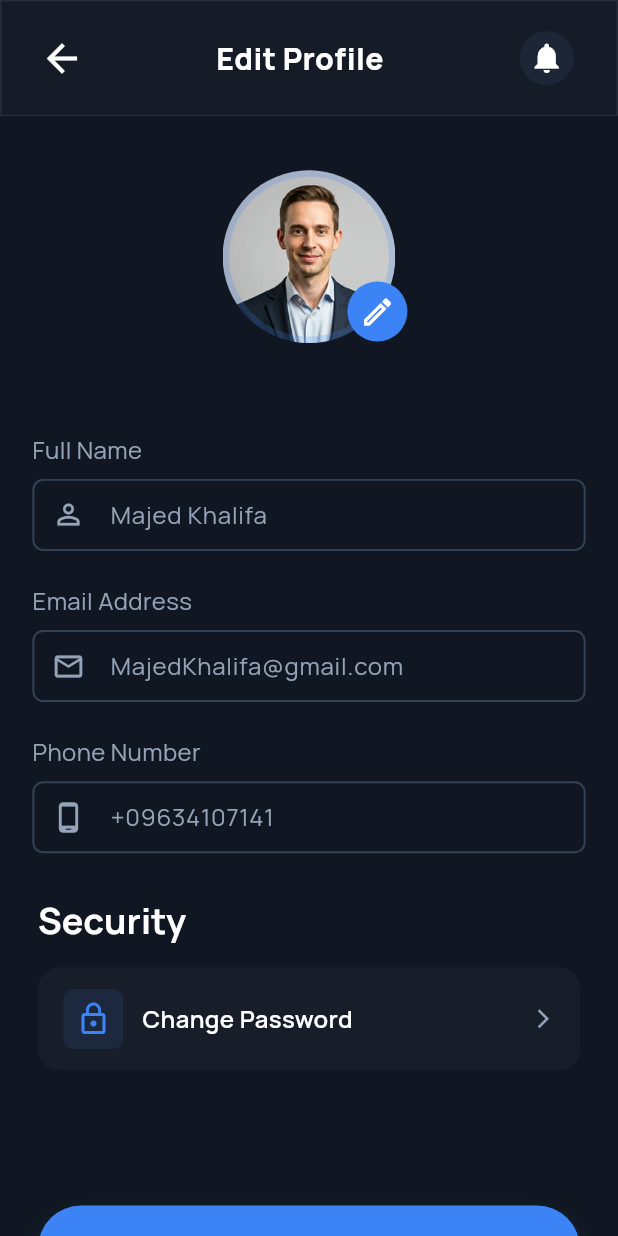
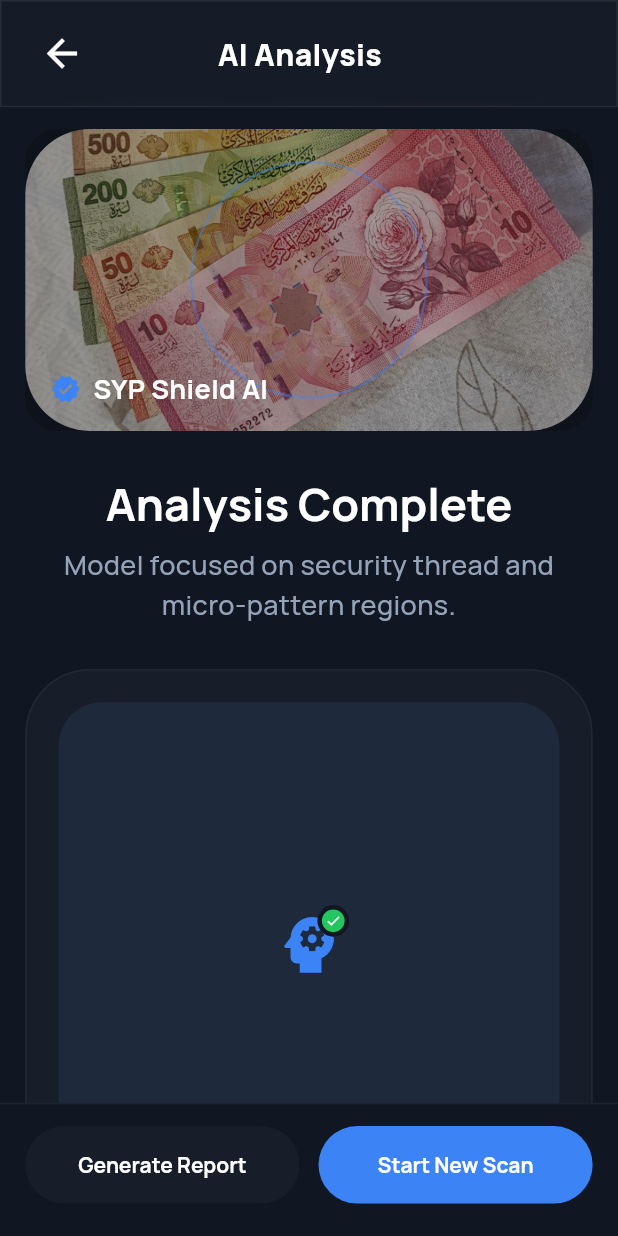
Before and after one commit to Ahmad230798/Syrian-currency, a Flutter app: the screen it shows after launch, on a phone screen of 412 x 824 dp. Run offline on Flutter 3.47's test engine with Material 3 defaults, Android fonts, the phone set to English and light mode, and no system bars; our stand-ins replace dotted_border, flutter_screenutil, flutter_svg.

Commit message:
AI Analysis

```diff
--- a/lib/core/routing/app_route.dart
+++ b/lib/core/routing/app_route.dart
@@ -1,5 +1,6 @@
 import 'package:flutter/material.dart';
 import 'package:syrian_currency/core/routing/routes.dart';
+import 'package:syrian_currency/feature/AI%20Explanation/ui/ai_explanation_screen.dart';
 import 'package:syrian_currency/feature/auth/pages/login_screen.dart';
 import 'package:syrian_currency/feature/auth/pages/signup_screen.dart';
 import 'package:syrian_currency/feature/edite_profile/ui/edit_profile_screen.dart';
@@ -25,6 +26,8 @@ class AppRoute {
         return MaterialPageRoute(builder: (_) => ProfileScreen());
       case Routes.editProfile:
         return MaterialPageRoute(builder: (_) => EditProfileScreen());
+      case Routes.aiExplanation:
+        return MaterialPageRoute(builder: (_) => AIExplanationScreen());
       default:
         return MaterialPageRoute(
           builder: (_) => Scaffold(
--- a/lib/core/routing/routes.dart
+++ b/lib/core/routing/routes.dart
@@ -6,4 +6,5 @@ class Routes {
   static const String scanResult = '/scanResult';
   static const String profile = '/profile';
   static const String editProfile = '/editProfile';
+  static const String aiExplanation = '/aiExplanation';
 }
--- a/lib/core/widgets/my_app_bar.dart
+++ b/lib/core/widgets/my_app_bar.dart
@@ -9,7 +9,14 @@ class MyAppBar extends StatelessWidget {
   final String title;
   final Widget? suffixsIcon;
   final IconData? icon;
-  const MyAppBar({super.key, required this.title, this.suffixsIcon, this.icon});
+  final bool showRightIcon;
+  const MyAppBar({
+    super.key,
+    required this.title,
+    this.suffixsIcon,
+    this.icon,
+    this.showRightIcon = true,
+  });
 
   @override
   Widget build(BuildContext context) {
@@ -38,15 +45,20 @@ class MyAppBar extends StatelessWidget {
 
                 Text(title, style: AppTextStyle.font20extrabold),
 
-                Container(
+                showRightIcon
+                    ? Container(
                         width: 40.w,
                         height: 40.h,
                         decoration: BoxDecoration(
                           color: AppColor.blureColor.withOpacity(0.8),
                           shape: BoxShape.circle,
                         ),
-                  child: Icon(icon ?? Icons.notifications, color: Colors.white),
+                        child: Icon(
+                          icon ?? Icons.notifications,
+                          color: Colors.white,
                         ),
+                      )
+                    : SizedBox(width: 40.w),
               ],
             ),
           ),
--- a/lib/core/widgets/profile_image_holder.dart
+++ b/lib/core/widgets/profile_image_holder.dart
@@ -5,7 +5,11 @@ import 'package:syrian_currency/core/constants/app_color.dart';
 class ProfileImageHolder extends StatelessWidget {
   final String imagePath;
   final IconData icon;
-  const ProfileImageHolder({super.key, required this.imagePath, required this.icon});
+  const ProfileImageHolder({
+    super.key,
+    required this.imagePath,
+    required this.icon,
+  });
 
   @override
   Widget build(BuildContext context) {
@@ -22,9 +26,7 @@ class ProfileImageHolder extends StatelessWidget {
               width: 4.w,
               style: BorderStyle.solid,
             ),
-            image: DecorationImage(
-              image: AssetImage(imagePath),
-            ),
+            image: DecorationImage(image: AssetImage(imagePath)),
           ),
         ),
         Positioned(
--- /dev/null
+++ b/lib/feature/AI Explanation/ui/ai_explanation_screen.dart
@@ -0,0 +1,403 @@
+import 'package:flutter/material.dart';
+import 'package:flutter_screenutil/flutter_screenutil.dart';
+import 'package:syrian_currency/core/constants/app_color.dart';
+import 'package:syrian_currency/core/constants/app_text_style.dart';
+import 'package:syrian_currency/core/widgets/my_app_bar.dart';
+
+class AIExplanationScreen extends StatelessWidget {
+  const AIExplanationScreen({super.key});
+
+  @override
+  Widget build(BuildContext context) {
+    return SafeArea(
+      child: Scaffold(
+        backgroundColor: AppColor.backGroundColor,
+        appBar: PreferredSize(
+          preferredSize: Size.fromHeight(90.h),
+          child: const MyAppBar(title: 'AI Analysis', showRightIcon: false),
+        ),
+        body: SingleChildScrollView(
+          physics: const BouncingScrollPhysics(),
+          child: Padding(
+            padding: EdgeInsets.symmetric(horizontal: 16.w),
+            child: Column(
+              crossAxisAlignment: CrossAxisAlignment.center,
+              children: [
+                16.verticalSpace,
+
+                // 1. صورة الفحص (Hero Analysis Image)
+                _buildHeroImage(),
+
+                32.verticalSpace,
+
+                // 2. حالة الفحص (Analysis Complete) مطابقة للصورة
+                _buildStatusSection(),
+
+                32.verticalSpace,
+
+                // 3. بطاقة تحليل الذكاء الاصطناعي (AI Logic Card) مطابقة للصورة
+                _buildAILogicCard(),
+
+                16.verticalSpace,
+
+                // 4. المقاييس التفصيلية (Detailed Metrics)
+                _buildDetailedMetrics(),
+
+                32.verticalSpace,
+              ],
+            ),
+          ),
+        ),
+        // 5. الأزرار السفلية (Footer Actions)
+        bottomNavigationBar: _buildFooterActions(),
+      ),
+    );
+  }
+
+  // --- دوال بناء أقسام الصفحة ---
+
+  Widget _buildHeroImage() {
+    return Container(
+      width: double.infinity,
+      height: 223.75.h,
+      decoration: BoxDecoration(
+        borderRadius: BorderRadius.circular(48.r),
+        image: const DecorationImage(
+          image: AssetImage("assets/images/syp.jpg"), // تأكد من المسار
+          fit: BoxFit.cover,
+        ),
+      ),
+      child: Stack(
+        children: [
+          // تظليل خفيف جداً
+          Container(
+            decoration: BoxDecoration(
+              borderRadius: BorderRadius.circular(24.r),
+              color: Colors.black.withOpacity(0.2),
+            ),
+          ),
+          // دائرة الفحص الزرقاء في المنتصف
+          Center(
+            child: Container(
+              width: 150.w,
+              height: 150.w,
+              decoration: BoxDecoration(
+                shape: BoxShape.circle,
+                border: Border.all(
+                  color: AppColor.blue.withOpacity(0.4),
+                  width: 1.5,
+                ),
+              ),
+            ),
+          ),
+          // الشارة السفلية (SYP Shield AI)
+          Positioned(
+            bottom: 16.h,
+            left: 16.w,
+            child: Row(
+              children: [
+                const Icon(Icons.verified, color: AppColor.blue, size: 20),
+                8.horizontalSpace,
+                Text(
+                  "SYP Shield AI",
+                  style: AppTextStyle.font18bold.copyWith(color: Colors.white),
+                ),
+              ],
+            ),
+          ),
+        ],
+      ),
+    );
+  }
+
+  Widget _buildStatusSection() {
+    return Column(
+      children: [
+        Text(
+          "Analysis Complete",
+          style: AppTextStyle.font24bold.copyWith(fontSize: 30),
+        ),
+        8.verticalSpace,
+        Text(
+          "Model focused on security thread and\nmicro-pattern regions.",
+          textAlign: TextAlign.center,
+          style: AppTextStyle.font18bold.copyWith(
+            color: AppColor.grayText,
+            height: 1.5,
+            fontWeight: FontWeight.w500,
+          ),
+        ),
+      ],
+    );
+  }
+
+  Widget _buildAILogicCard() {
+    return Container(
+      width: double.infinity,
+      padding: EdgeInsets.all(20.w),
+      decoration: BoxDecoration(
+        color: AppColor.mainContainerBackGround,
+        borderRadius: BorderRadius.circular(48.r),
+        border: Border.all(color: Colors.white.withOpacity(0.05)),
+      ),
+      child: Column(
+        crossAxisAlignment: CrossAxisAlignment.start,
+        children: [
+          // الصندوق الداخلي للأيقونة (كما في الصورة)
+          Container(
+            width: double.infinity,
+            height: 360.h,
+            decoration: BoxDecoration(
+              color: AppColor.blureColor, // لون أغمق بقليل
+              borderRadius: BorderRadius.circular(32.r),
+            ),
+            child: Center(
+              child: Stack(
+                clipBehavior: Clip.none,
+                children: [
+                  Icon(Icons.psychology, color: AppColor.blue, size: 55.sp),
+                  Positioned(
+                    top: -2,
+                    right: -2,
+                    child: Container(
+                      width: 20.w,
+                      height: 20.w,
+                      decoration: BoxDecoration(
+                        color: AppColor.green,
+                        shape: BoxShape.circle,
+                        border: Border.all(
+                          color: AppColor.backGroundColor,
+                          width: 3,
+                        ),
+                      ),
+                      child: Icon(
+                        Icons.check,
+                        color: Colors.white,
+                        size: 12.sp,
+                      ),
+                    ),
+                  ),
+                ],
+              ),
+            ),
+          ),
+
+          20.verticalSpace,
+
+          // العناوين (HIGH CONFIDENCE و ID)
+          Row(
+            children: [
+              Container(
+                padding: EdgeInsets.symmetric(horizontal: 10.w, vertical: 4.h),
+                decoration: BoxDecoration(
+                  color: AppColor.blue.withOpacity(0.2),
+                  borderRadius: BorderRadius.circular(20.r),
+                ),
+                child: Text(
+                  "HIGH CONFIDENCE",
+                  style: AppTextStyle.font10bold.copyWith(color: AppColor.blue),
+                ),
+              ),
+              12.horizontalSpace,
+              Text(
+                "ID: SYP-8842-X",
+                style: AppTextStyle.font10bold.copyWith(
+                  color: AppColor.grayText,
+                  fontWeight: FontWeight.w600,
+                ),
+              ),
+            ],
+          ),
+
+          16.verticalSpace,
+
+          Text(
+            "AI Detection Logic",
+            style: AppTextStyle.font18bold.copyWith(fontSize: 20),
+          ),
+
+          12.verticalSpace,
+
+          Text(
+            "The neural network identified high-confidence markers in the holographic strip and intaglio printing areas. Comparison against known reference models shows zero variance.",
+            style: AppTextStyle.font16medium.copyWith(height: 1.6),
+          ),
+
+          24.verticalSpace,
+
+          // التقييم وزر التفاصيل
+          Row(
+            mainAxisAlignment: MainAxisAlignment.spaceBetween,
+            children: [
+              Column(
+                crossAxisAlignment: CrossAxisAlignment.start,
+                children: [
+                  Text(
+                    "99.8%",
+                    style: AppTextStyle.font24bold.copyWith(
+                      color: AppColor.blue,
+                    ),
+                  ),
+                  Text(
+                    "CONFIDENCE SCORE",
+                    style: AppTextStyle.font10bold.copyWith(
+                      color: AppColor.grayText,
+                      letterSpacing: 1,
+                    ),
+                  ),
+                ],
+              ),
+              ElevatedButton.icon(
+                onPressed: () {},
+                style: ElevatedButton.styleFrom(
+                  backgroundColor: AppColor.blue,
+                  foregroundColor: Colors.white,
+                  elevation: 0, // بدون ظل مزعج
+                  shape: RoundedRectangleBorder(
+                    borderRadius: BorderRadius.circular(48.r),
+                  ),
+                  padding: EdgeInsets.symmetric(
+                    horizontal: 16.w,
+                    vertical: 10.h,
+                  ),
+                ),
+                icon: const Icon(Icons.visibility_outlined, size: 16),
+                label: Text(
+                  "View Heatmap\nDetails",
+                  textAlign: TextAlign.center,
+                  style: AppTextStyle.font14regular.copyWith(
+                    color: Colors.white,
+                    letterSpacing: 0,
+                    height: 1.2,
+                    fontWeight: FontWeight.w700,
+                  ),
+                ),
+              ),
+            ],
+          ),
+        ],
+      ),
+    );
+  }
+
+  Widget _buildDetailedMetrics() {
+    return Row(
+      children: [
+        Expanded(
+          child: _buildMetricItem(
+            icon: Icons.fingerprint,
+            title: "Micro-patterns",
+            value: "Authentic Match",
+          ),
+        ),
+        16.horizontalSpace,
+        Expanded(
+          child: _buildMetricItem(
+            icon: Icons.texture,
+            title: "Paper Texture",
+            value: "Verified Fiber",
+          ),
+        ),
+      ],
+    );
+  }
+
+  Widget _buildMetricItem({
+    required IconData icon,
+    required String title,
+    required String value,
+  }) {
+    return Container(
+      padding: EdgeInsets.symmetric(horizontal: 16.w, vertical: 20.h),
+      decoration: BoxDecoration(
+        color: AppColor.mainContainerBackGround,
+        borderRadius: BorderRadius.circular(48.r),
+        border: Border.all(color: Colors.white.withOpacity(0.05)),
+      ),
+      child: Column(
+        crossAxisAlignment: CrossAxisAlignment.start,
+        children: [
+          Icon(icon, color: AppColor.blue, size: 24.sp),
+          16.verticalSpace,
+          Text(
+            title.toUpperCase(),
+            style: AppTextStyle.font10bold.copyWith(color: AppColor.grayText),
+          ),
+          6.verticalSpace,
+          Text(
+            value,
+            style: AppTextStyle.font14regular.copyWith(
+              color: Colors.white,
+              fontWeight: FontWeight.bold,
+            ),
+          ),
+        ],
+      ),
+    );
+  }
+
+  // تم التعديل لتكون مطابقة تماماً للأزرار في الصورة (بدون أيقونات سهم)
+  Widget _buildFooterActions() {
+    return Container(
+      padding: EdgeInsets.only(
+        left: 16.w,
+        right: 16.w,
+        bottom: 24.h,
+        top: 16.h,
+      ),
+      decoration: BoxDecoration(
+        color: AppColor.backGroundColor,
+        border: Border(
+          top: BorderSide(color: Colors.white.withOpacity(0.05), width: 1),
+        ),
+      ),
+      child: Row(
+        children: [
+          Expanded(
+            child: ElevatedButton(
+              onPressed: () {},
+              style: ElevatedButton.styleFrom(
+                backgroundColor: AppColor.mainContainerBackGround,
+                foregroundColor: Colors.white,
+                elevation: 0,
+                padding: EdgeInsets.symmetric(vertical: 16.h),
+                shape: RoundedRectangleBorder(
+                  borderRadius: BorderRadius.circular(30.r),
+                ),
+              ),
+              child: Text(
+                "Generate Report",
+                style: AppTextStyle.font14regular.copyWith(
+                  color: Colors.white,
+                  fontWeight: FontWeight.bold,
+                ),
+              ),
+            ),
+          ),
+          12.horizontalSpace,
+          Expanded(
+            child: ElevatedButton(
+              onPressed: () {},
+              style: ElevatedButton.styleFrom(
+                backgroundColor: AppColor.blue,
+                foregroundColor: Colors.white,
+                elevation: 0,
+                padding: EdgeInsets.symmetric(vertical: 16.h),
+                shape: RoundedRectangleBorder(
+                  borderRadius: BorderRadius.circular(30.r),
+                ),
+              ),
+              child: Text(
+                "Start New Scan",
+                style: AppTextStyle.font14regular.copyWith(
+                  color: Colors.white,
+                  fontWeight: FontWeight.bold,
+                ),
+              ),
+            ),
+          ),
+        ],
+      ),
+    );
+  }
+}
--- a/lib/my_app.dart
+++ b/lib/my_app.dart
@@ -18,7 +18,7 @@ class MyApp extends StatelessWidget {
       child: MaterialApp(
         debugShowCheckedModeBanner: false,
         theme: ThemeData(scaffoldBackgroundColor: AppColor.backGroundColor),
-        initialRoute: Routes.editProfile,
+        initialRoute: Routes.aiExplanation,
         onGenerateRoute: appRoute.generateRoute,
       ),
     );
```
Also changed, not shown: assets/images/syp.jpg (added). Lines whose indentation alone changed are shown as unchanged.
